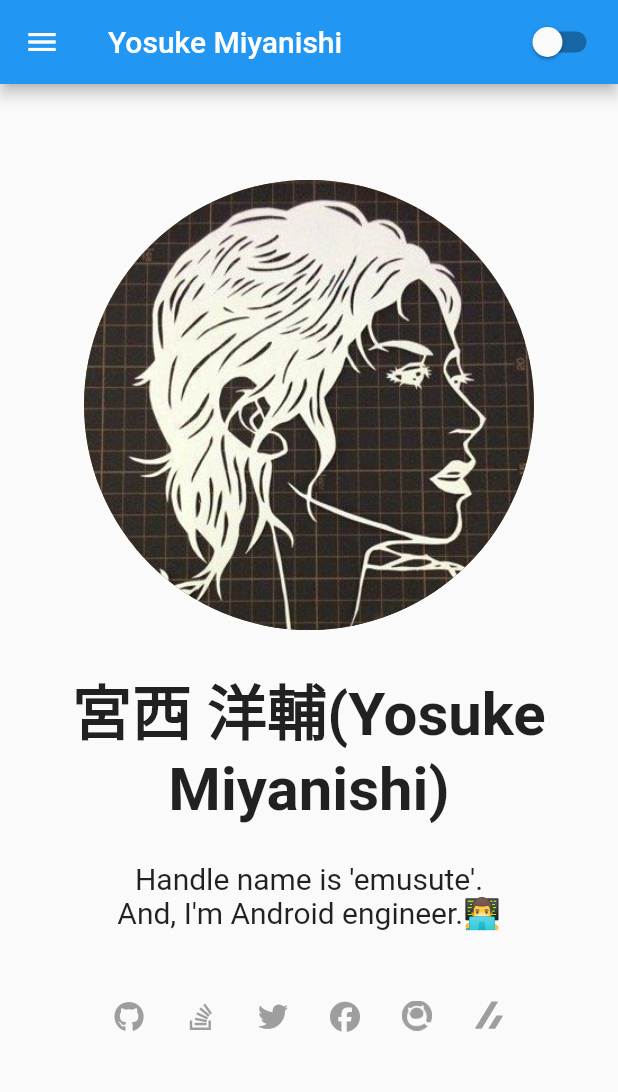
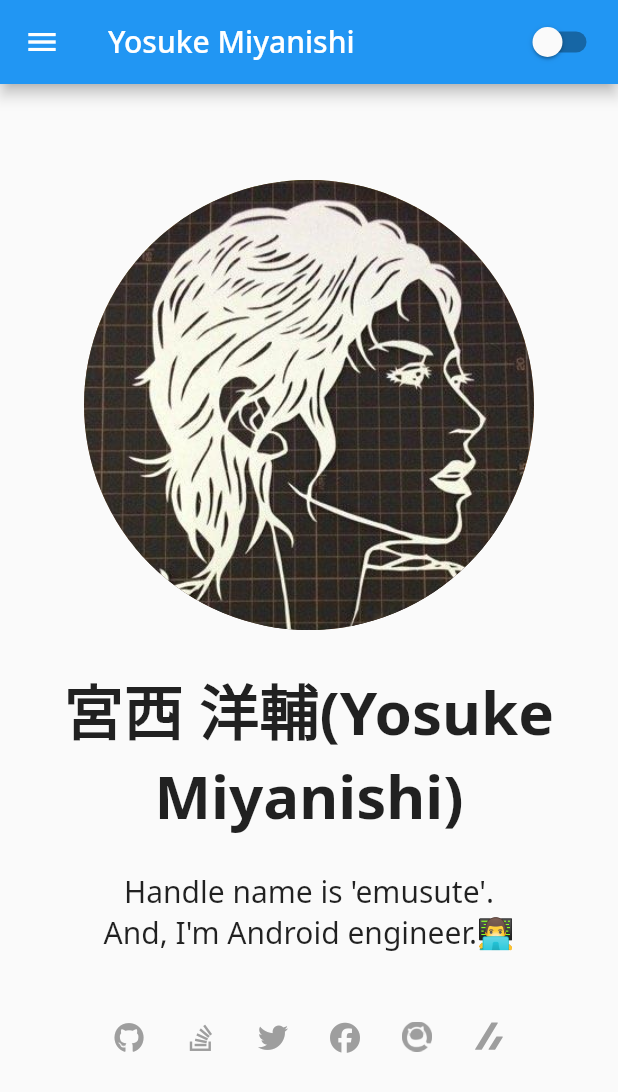
Before and after one commit to emusute1212/mypage, a Flutter app: the screen it shows after launch, on a phone screen of 412 x 824 dp. Shown: the top 1092 px of the screen. Run offline on Flutter 3.47's test engine with Material 2 defaults, Android fonts, the phone set to English and light mode, and no system bars; our stand-ins replace firebase_analytics, firebase_core, flutter_hooks, flutter_svg, font_awesome_flutter, freezed_annotation and 2 more; accounts and stored records are empty; statements that could not run were skipped.

Commit message:
chore: フォントの指定

```diff
--- a/lib/app.dart
+++ b/lib/app.dart
@@ -1,6 +1,6 @@
-import 'package:firebase_analytics/firebase_analytics.dart';
 import 'package:flutter/material.dart';
 import 'package:flutter_hooks/flutter_hooks.dart';
+import 'package:google_fonts/google_fonts.dart';
 import 'package:hooks_riverpod/hooks_riverpod.dart';
 import 'package:mypage/model/entities/contents.dart';
 import 'package:mypage/ui/app/app_view_model.dart';
@@ -30,8 +30,18 @@ class App extends HookConsumerWidget {
     }, const []);
     return MaterialApp(
       title: "Yosuke Miyanishi",
-      theme: ThemeData.light(),
-      darkTheme: ThemeData.dark(),
+      theme: ThemeData(
+        textTheme: GoogleFonts.notoSansTextTheme(
+          ThemeData(brightness: Brightness.light).textTheme,
+        ),
+        brightness: Brightness.light,
+      ),
+      darkTheme: ThemeData(
+        textTheme: GoogleFonts.notoSansTextTheme(
+          ThemeData(brightness: Brightness.dark).textTheme,
+        ),
+        brightness: Brightness.dark,
+      ),
       themeMode: state.isDarkMode ? ThemeMode.dark : ThemeMode.light,
       home: Builder(builder: (context) {
         return Scaffold(
--- a/pubspec.yaml
+++ b/pubspec.yaml
@@ -65,6 +65,9 @@ dependencies:
   firebase_core: ^2.3.0
   firebase_analytics: ^10.0.6
 
+  # Google font
+  google_fonts: ^3.0.1
+
 dev_dependencies:
   flutter_test:
     sdk: flutter
```
Also changed, not shown: pubspec.lock.
